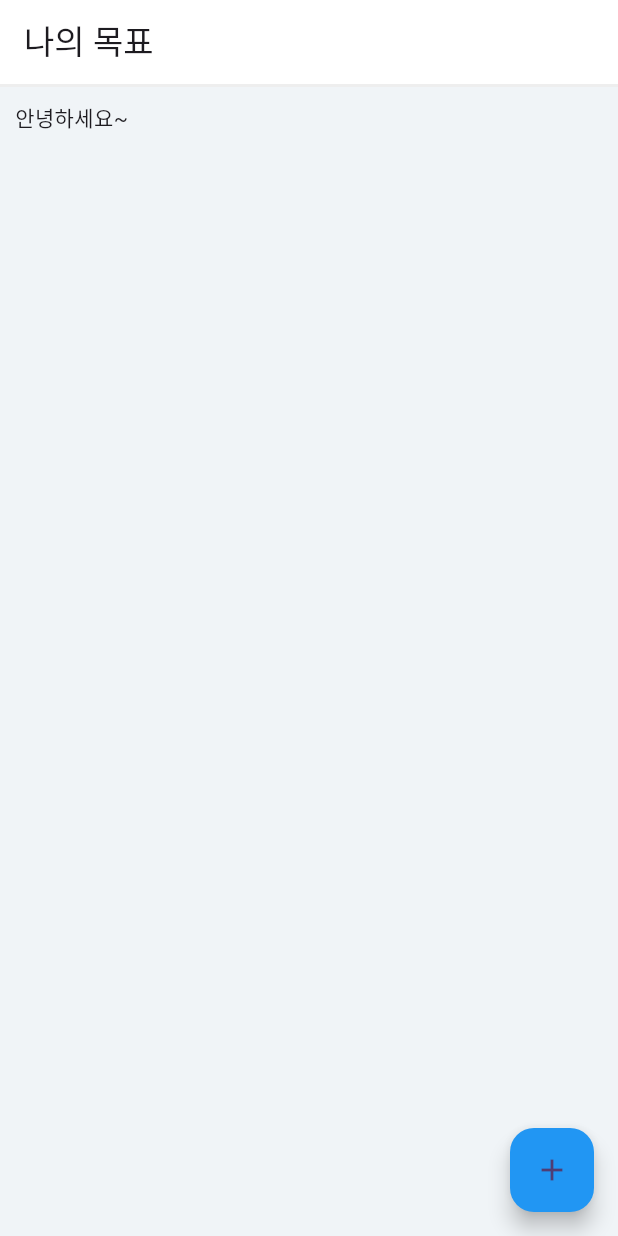
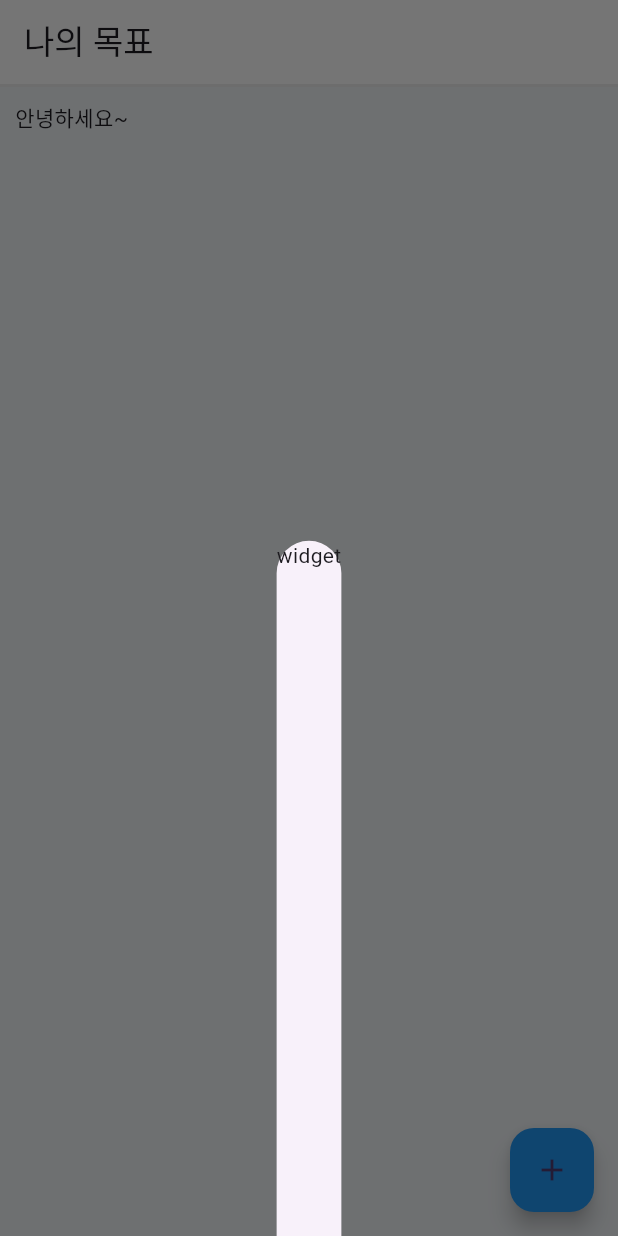
Before and after one commit to Choi-Seunghwan/commitment-client, a Flutter app: the screen it shows after launch, after a tap on the "add" icon, on a phone screen of 412 x 824 dp. Run offline on Flutter 3.47's test engine with Material 3 defaults, Android fonts, the light colour scheme and no system bars; our stand-ins replace flutter_dotenv, fluttertoast, shared_preferences; accounts and stored records are empty.

Commit message:
CMT-7 Add Modal 작업

```diff
--- a/lib/screens/add_commitment_page.dart
+++ b/lib/screens/add_commitment_page.dart
@@ -39,8 +39,7 @@ class AddCommitmentPageState extends State<AddCommitmentPage> {
                   TextFormField(
                     controller: _titleController,
                     decoration: const InputDecoration(
-                        labelText: Strings.FORM_TEXT_TITLE,
-                        border: OutlineInputBorder()),
+                        labelText: Strings.FORM_TEXT_TITLE, border: OutlineInputBorder()),
                   ),
                   SizedBox(
                     height: 20,
@@ -48,8 +47,7 @@ class AddCommitmentPageState extends State<AddCommitmentPage> {
                   ElevatedButton(
                     onPressed: onConfirmBtnHandler,
                     child: Text(Strings.FORM_CONFIRM),
-                    style: ElevatedButton.styleFrom(
-                        minimumSize: Size(double.infinity, 50)),
+                    style: ElevatedButton.styleFrom(minimumSize: Size(double.infinity, 50)),
                   )
                 ],
               ),
--- a/lib/screens/my_commitment_page.dart
+++ b/lib/screens/my_commitment_page.dart
@@ -1,7 +1,7 @@
 import 'package:commitment_client/provider/commitment_provider.dart';
-import 'package:commitment_client/screens/add_commitment_page.dart';
 import 'package:commitment_client/strings/strings.dart';
 import 'package:commitment_client/types/constant.dart';
+import 'package:commitment_client/widgets/add_commitment_modal_bottom_sheet.dart';
 import 'package:commitment_client/widgets/commitments_list.dart';
 import 'package:commitment_client/widgets/float_add_button.dart';
 import 'package:flutter/material.dart';
@@ -25,8 +25,12 @@ class _MyCommitmentPageState extends State<MyCommitmentPage> {
         .getUserCommitments(CommitmentStatus.progress, CommitmentType.personal);
   }
 
-  void onAddBtnHandler() {
-    // Navigator.of      (context).push(MaterialPageRoute(builder: (context) => AddCommitmentPage()));
+  void onAddBtnHandler(BuildContext context) {
+    showModalBottomSheet(
+        context: context,
+        builder: (BuildContext context) {
+          return const AddCommitmentBottomSheetWidget();
+        });
   }
 
   @override
@@ -60,7 +64,7 @@ class _MyCommitmentPageState extends State<MyCommitmentPage> {
       ),
       backgroundColor: const Color(0xffF0F4F7),
       floatingActionButton: FloatAddButton(
-        onPressed: () => (),
+        onPressed: () => onAddBtnHandler(context),
       ),
     );
   }
--- /dev/null
+++ b/lib/widgets/add_commitment_modal_bottom_sheet.dart
@@ -0,0 +1,15 @@
+import 'package:flutter/material.dart';
+
+class AddCommitmentBottomSheetWidget extends StatelessWidget {
+  const AddCommitmentBottomSheetWidget({Key? key}) : super(key: key);
+
+  @override
+  Widget build(BuildContext context) {
+    return Container(
+      child: const Column(
+        crossAxisAlignment: CrossAxisAlignment.start,
+        children: <Widget>[Text('widget')],
+      ),
+    );
+  }
+}
```
